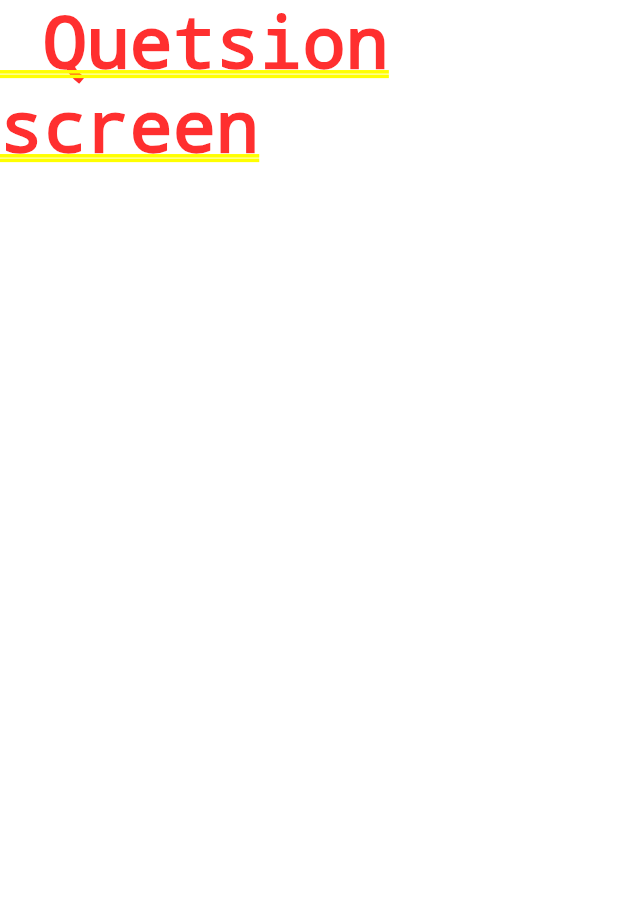
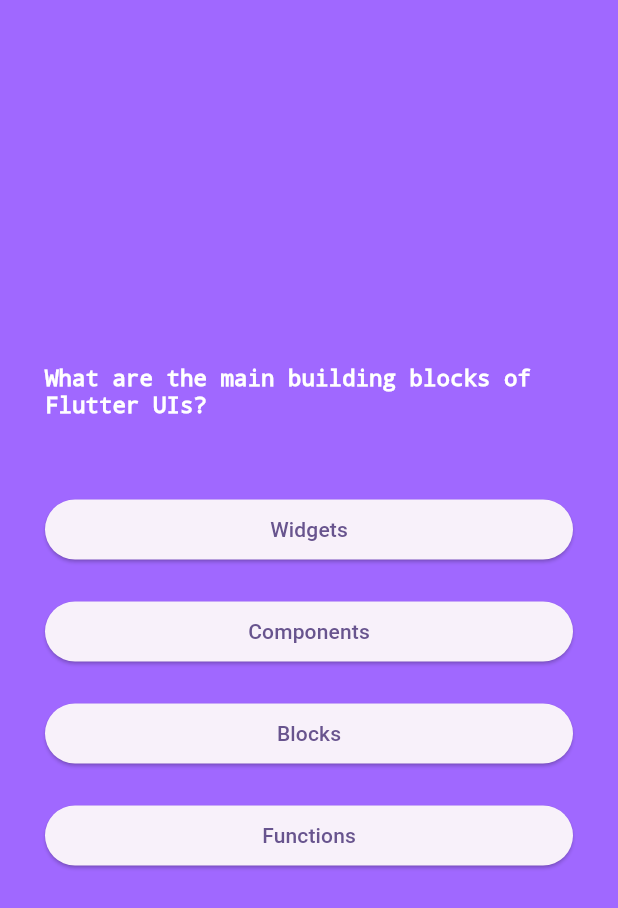
Before and after one commit to HermanTariq/Quiz-App, a Flutter app: the screen it shows after launch, after a tap on "Start Quiz", on a phone screen of 412 x 824 dp. Shown: the top 908 px of the screen. Run offline on Flutter 3.47's test engine with Material 3 defaults, Android fonts, the phone set to English and light mode, and no system bars.

Commit message:
add dummy Data and makae questions about

```diff
--- /dev/null
+++ b/lib/answerbutton.dart
@@ -0,0 +1,23 @@
+import 'package:flutter/material.dart';
+
+class AnswerButton extends StatelessWidget {
+  const AnswerButton(
+      {super.key, required this.answer, required this.answerbuttonaction});
+
+  final String answer;
+  final void Function() answerbuttonaction;
+  @override
+  Widget build(BuildContext context) {
+    return Padding(
+      padding: const EdgeInsets.only(top: 20),
+      child: SizedBox(
+        width: double.infinity,
+        child: ElevatedButton(
+          onPressed: answerbuttonaction,
+          style: ElevatedButton.styleFrom(),
+          child: Text(answer),
+        ),
+      ),
+    );
+  }
+}
--- /dev/null
+++ b/lib/data/questiondata.dart
@@ -0,0 +1,56 @@
+import 'package:quiz_app/model/quiz_question.dart';
+import 'package:quiz_app/question.dart';
+
+const questions = [
+  QuizQuestion(
+    'What are the main building blocks of Flutter UIs?',
+    [
+      'Widgets',
+      'Components',
+      'Blocks',
+      'Functions',
+    ],
+  ),
+  QuizQuestion('How are Flutter UIs built?', [
+    'By combining widgets in code',
+    'By combining widgets in a visual editor',
+    'By defining widgets in config files',
+    'By using XCode for iOS and Android Studio for Android',
+  ]),
+  QuizQuestion(
+    'What\'s the purpose of a StatefulWidget?',
+    [
+      'Update UI as data changes',
+      'Update data as UI changes',
+      'Ignore data changes',
+      'Render UI that does not depend on data',
+    ],
+  ),
+  QuizQuestion(
+    'Which widget should you try to use more often: StatelessWidget or StatefulWidget?',
+    [
+      'StatelessWidget',
+      'StatefulWidget',
+      'Both are equally good',
+      'None of the above',
+    ],
+  ),
+  QuizQuestion(
+    'What happens if you change data in a StatelessWidget?',
+    [
+      'The UI is not updated',
+      'The UI is updated',
+      'The closest StatefulWidget is updated',
+      'Any nested StatefulWidgets are updated',
+    ],
+  ),
+  QuizQuestion(
+    'How should you update data inside of StatefulWidgets?',
+    [
+      'By calling setState()',
+      'By calling updateData()',
+      'By calling updateUI()',
+      'By calling updateState()',
+    ],
+  ),
+];
--- /dev/null
+++ b/lib/model/quiz_question.dart
@@ -0,0 +1,5 @@
+class QuizQuestion {
+  const QuizQuestion(this.question, this.questionanswer);
+  final String question;
+  final List<String> questionanswer;
+}
--- a/lib/question.dart
+++ b/lib/question.dart
@@ -1,8 +1,9 @@
 import 'package:flutter/material.dart';
+import 'package:quiz_app/answerbutton.dart';
+import 'package:quiz_app/data/questiondata.dart';
 
 class Quesstion extends StatefulWidget {
   const Quesstion({super.key});
-
   @override
   State<Quesstion> createState() => _QuesstionState();
 }
@@ -10,11 +11,34 @@ class Quesstion extends StatefulWidget {
 class _QuesstionState extends State<Quesstion> {
   @override
   Widget build(BuildContext context) {
+    final currentQuestion = questions[0];
     return Center(
         child: Container(
+      color: const Color.fromARGB(255, 160, 104, 255),
       width: MediaQuery.of(context).size.width * 1,
       height: MediaQuery.of(context).size.height * 1,
-      child: const Text(" Quetsion screen"),
+      child: Padding(
+        padding: const EdgeInsets.all(30),
+        child: Column(
+          mainAxisAlignment: MainAxisAlignment.center,
+          children: [
+            Text(
+              currentQuestion.question,
+              style: const TextStyle(
+                  color: Colors.white,
+                  fontSize: 15,
+                  fontStyle: FontStyle.normal,
+                  decoration: TextDecoration.none),
+            ),
+            SizedBox(
+              height: 30,
+            ),
+            ...currentQuestion.questionanswer.map((answer) {
+              return AnswerButton(answer: answer, answerbuttonaction: () {});
+            })
+          ],
+        ),
+      ),
     ));
   }
 }
--- a/lib/quiz.dart
+++ b/lib/quiz.dart
@@ -20,6 +20,13 @@ class _MyWidgetState extends State<MyWidget> {
 
   @override
   Widget build(BuildContext context) {
+    Widget screenwidget = MyHomePage(
+      startQuiz: switchScreen,
+    );
+    if (activescreen == "Question-screen") {
+      screenwidget = Quesstion();
+    }
+
     return MaterialApp(
       title: 'My Quiz App',
       debugShowCheckedModeBanner: false,
@@ -29,9 +36,7 @@ class _MyWidgetState extends State<MyWidget> {
         ),
         useMaterial3: true,
       ),
-      home: activescreen == "Start-Screen"
-          ? MyHomePage(startQuiz: switchScreen)
-          : const Quesstion(),
+      home: screenwidget,
     );
   }
 }
```
